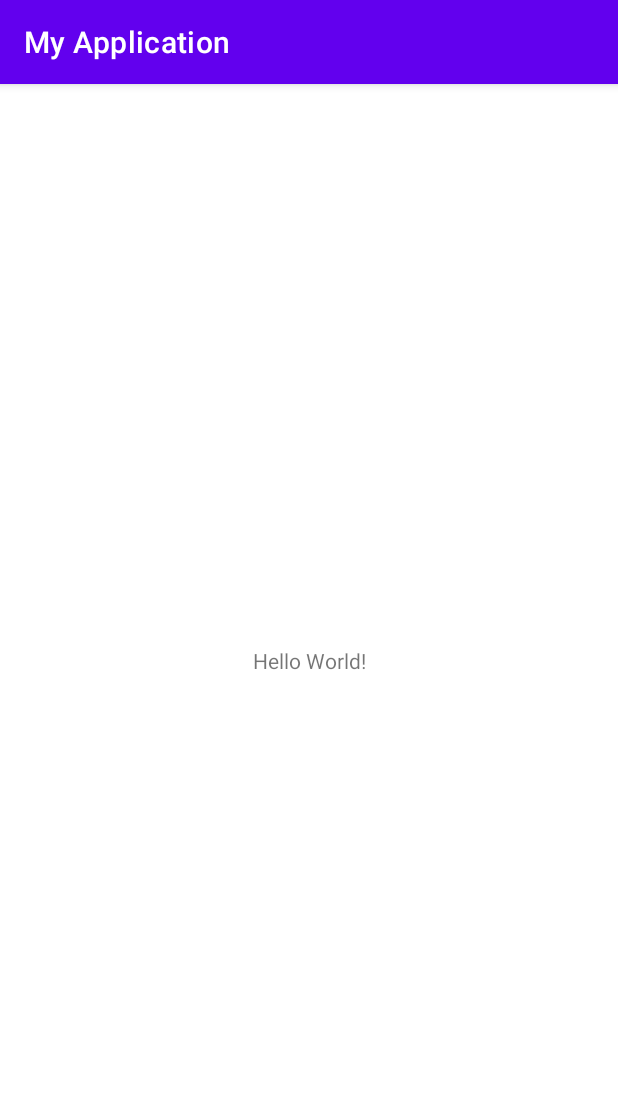
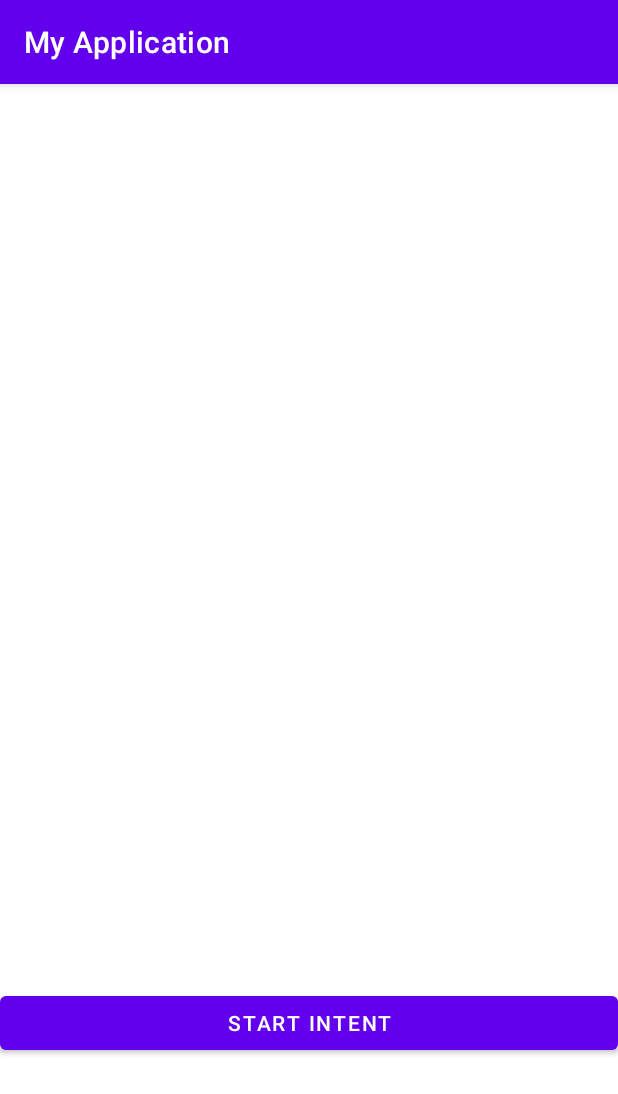
Before and after one commit to maximgadelev/AndroidRepo, an Android app: the screen it shows after launch (MainActivity), on a phone screen of 412 x 824 dp. Shown: the top 1094 px of the screen. Run offline under Robolectric (Android 15) with nearby library versions, the light colour scheme and no system bars.

Commit message:
"Done hometask 3"

```diff
--- a/app/build.gradle
+++ b/app/build.gradle
@@ -7,6 +7,9 @@ android {
     compileSdkVersion 31
     buildToolsVersion "30.0.3"
 
+    buildFeatures {
+        viewBinding  true
+    }
     defaultConfig {
         applicationId "com.example.myapplication"
         minSdkVersion 16
--- a/app/src/main/java/com/example/myapplication/MainActivity.kt
+++ b/app/src/main/java/com/example/myapplication/MainActivity.kt
@@ -1,11 +1,45 @@
 package com.example.myapplication
 
+import android.content.Intent
+import android.graphics.BitmapFactory
 import androidx.appcompat.app.AppCompatActivity
 import android.os.Bundle
+import android.widget.Toast
+import androidx.core.view.drawToBitmap
+import com.example.myapplication.databinding.ActivityMainBinding
 
 class MainActivity : AppCompatActivity() {
+    lateinit var binding: ActivityMainBinding
     override fun onCreate(savedInstanceState: Bundle?) {
         super.onCreate(savedInstanceState)
-        setContentView(R.layout.activity_main)
+        binding = ActivityMainBinding.inflate(layoutInflater)
+        setContentView(binding.root)
+        binding.bStartIntent.setOnClickListener {
+            startActivityForResult(
+                Intent().apply {
+                    action = Intent.ACTION_PICK
+                    type = "image/*"
+                },
+                123
+            )
+                if (intent.resolveActivity(packageManager) != null) {
+                    startActivity(intent)
+
+            }
+
+        }
+    }
+
+    override fun onActivityResult(requestCode: Int, resultCode: Int, data: Intent?) {
+        super.onActivityResult(requestCode, resultCode, data)
+        when(requestCode){
+            123 ->{
+                if(resultCode== RESULT_OK){
+                    Toast.makeText(this,"User get photo",Toast.LENGTH_SHORT).show()
+                    var imageUri = data?.data
+                    binding.ivPhoto.setImageURI(imageUri)
+                }
+            }
+        }
     }
 }
--- a/app/src/main/res/layout/activity_main.xml
+++ b/app/src/main/res/layout/activity_main.xml
@@ -6,13 +6,25 @@
     android:layout_height="match_parent"
     tools:context=".MainActivity">
 
-    <TextView
-        android:layout_width="wrap_content"
-        android:layout_height="wrap_content"
-        android:text="Hello World!"
+    <ImageView
+        android:id="@+id/iv_photo"
+        android:layout_width="200dp"
+        android:layout_height="200dp"
         app:layout_constraintBottom_toBottomOf="parent"
         app:layout_constraintLeft_toLeftOf="parent"
         app:layout_constraintRight_toRightOf="parent"
         app:layout_constraintTop_toTopOf="parent" />
 
+    <Button
+        android:id="@+id/b_startIntent"
+        android:layout_width="0dp"
+        android:layout_height="wrap_content"
+        app:layout_constraintBottom_toBottomOf="parent"
+        app:layout_constraintEnd_toEndOf="parent"
+        app:layout_constraintLeft_toLeftOf="parent"
+        app:layout_constraintStart_toStartOf="parent"
+        android:text="Start intent"
+        app:layout_constraintTop_toBottomOf="@+id/iv_photo">
+
+    </Button>
 </androidx.constraintlayout.widget.ConstraintLayout>
```
Also changed, not shown: app/src/main/AndroidManifest.xml (+12 -4 lines), app/src/main/java/com/example/myapplication/SecondActivity.kt (added, +22 -0 lines), app/src/main/res/layout/activity_second.xml (added, +17 -0 lines).
